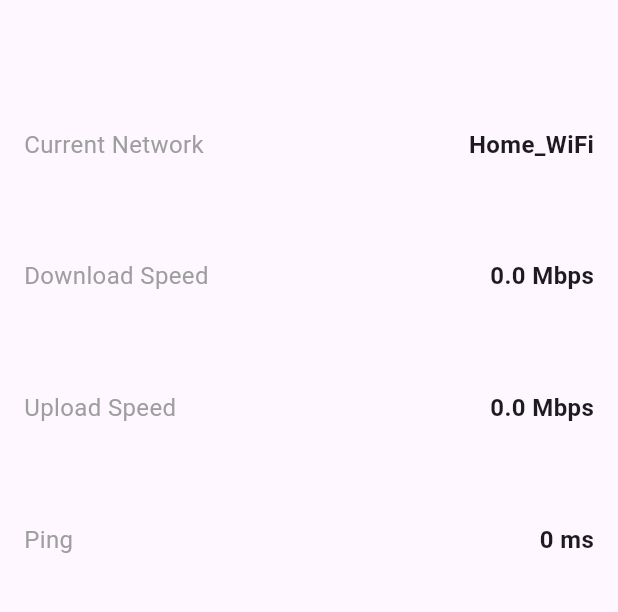
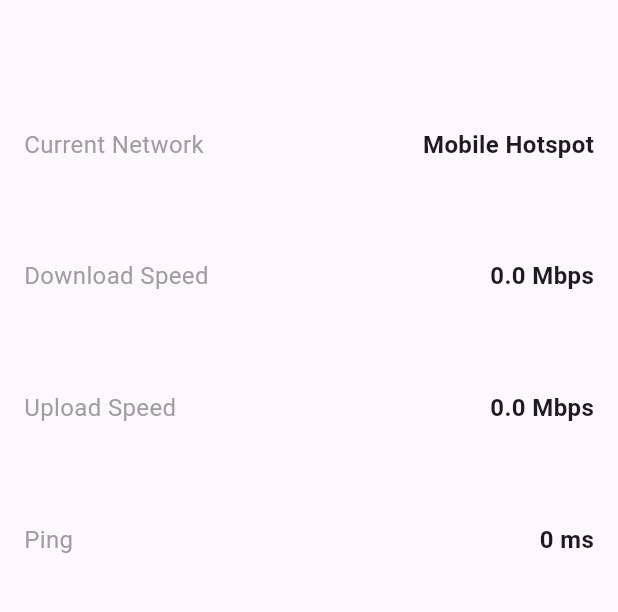
Before and after one commit to PavanKumarz/NetLogger, a Flutter app: the screen it shows after launch, after a tap on "START SPEED TEST", on a phone screen of 412 x 824 dp, the part 63-675 px from its top. Run offline on Flutter 3.47's test engine with Material 3 defaults, Android fonts, the phone set to English and light mode, and no system bars; our stand-ins replace dotted_border, permission_handler; missing offline and left inert: network_info_plus; network calls fail.

Commit message:
network name & Ping test

```diff
--- a/lib/home_screen.dart
+++ b/lib/home_screen.dart
@@ -1,4 +1,6 @@
 import 'package:flutter/material.dart';
+import 'package:network_info_plus/network_info_plus.dart';
+import 'package:permission_handler/permission_handler.dart';
 import 'package:wifi_logger/services/api_service.dart';
 
 class HomeScreen extends StatefulWidget {
@@ -9,7 +11,7 @@ class HomeScreen extends StatefulWidget {
 }
 
 class _HomeScreenState extends State<HomeScreen> {
-  final String _networkName = 'Home_WiFi';
+  String _networkName = 'Fetching...';
   double _downloadSpeed = 0;
   double _uploadSpeed = 0;
   int _ping = 0;
@@ -23,6 +25,7 @@ class _HomeScreenState extends State<HomeScreen> {
   void initState() {
     super.initState();
     _checkServerConnection();
+    _getNetworkName();
   }
 
   Future<void> _checkServerConnection() async {
@@ -54,17 +57,28 @@ class _HomeScreenState extends State<HomeScreen> {
 
     setState(() {
       _isTesting = true;
-      _status = 'Testing...';
+      _status = 'Testing ping...';
       _downloadSpeed = 0;
       _uploadSpeed = 0;
       _ping = 0;
     });
 
-    await Future.delayed(const Duration(seconds: 2));
+    //  average of 5 pings
+    final List<int> pings = [];
+    for (int i = 0; i < 5; i++) {
+      final p = await ApiService.measurePing();
+      if (p != -1) pings.add(p);
+      await Future.delayed(const Duration(milliseconds: 200));
+    }
+
+    final avgPing = pings.isEmpty
+        ? 0
+        : (pings.reduce((a, b) => a + b) / pings.length).round();
 
     setState(() {
+      _ping = avgPing;
+      _status = 'Ping test done.';
       _isTesting = false;
-      _status = 'Done';
       _lastTest = _formattedTime();
     });
   }
@@ -75,6 +89,24 @@ class _HomeScreenState extends State<HomeScreen> {
     final minute = now.minute.toString().padLeft(2, '0');
     final period = now.hour >= 12 ? 'PM' : 'AM';
     return '$hour:$minute $period';
+  }
+
+  Future<void> _getNetworkName() async {
+    final status = await Permission.location.request();
+    if (!status.isGranted) {
+      setState(() => _networkName = 'Permission denied');
+      return;
+    }
+
+    final info = NetworkInfo();
+    final ssid = await info.getWifiName();
+
+    setState(() {
+      // If null then phone is on hotspot or mobile data not on wifi
+      _networkName = (ssid == null || ssid.isEmpty)
+          ? 'Mobile Hotspot'
+          : ssid.replaceAll('"', '');
+    });
   }
 
   @override
--- a/pubspec.yaml
+++ b/pubspec.yaml
@@ -36,6 +36,8 @@ dependencies:
   cupertino_icons: ^1.0.8
   dotted_border:
   http: ^1.6.0
+  network_info_plus: ^8.1.0
+  permission_handler: ^12.0.3
 
 dev_dependencies:
   flutter_test:
```
Also changed, not shown: lib/services/api_service.dart (+19 -0 lines), pubspec.lock, 2 other files.
